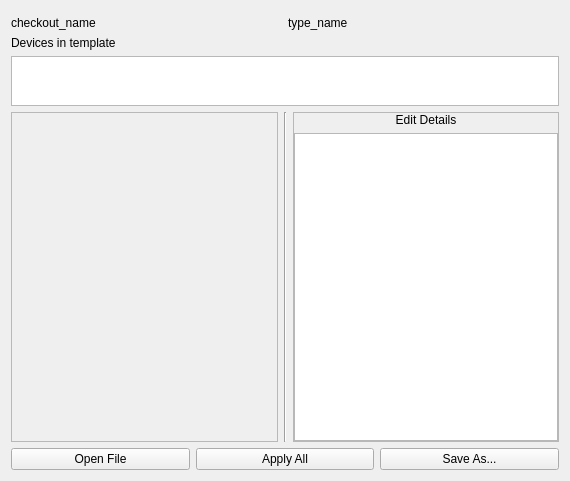
The window that atef/ui/fill_template_page.ui (pcdshub/atef) describes before a commit, drawn with Qt 5.
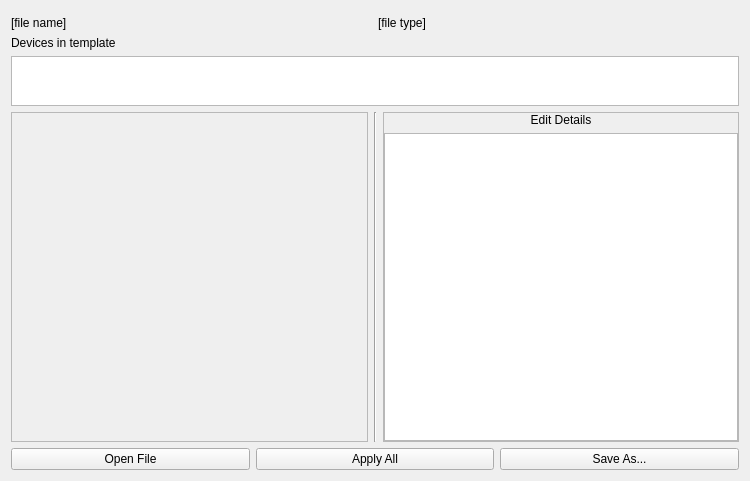
The same window after the commit.

Commit message: ENH/MNT: build out FillTemplatePage

```diff
--- a/atef/ui/fill_template_page.ui
+++ b/atef/ui/fill_template_page.ui
@@ -6,7 +6,7 @@
    <rect>
     <x>0</x>
     <y>0</y>
-    <width>570</width>
+    <width>750</width>
     <height>481</height>
    </rect>
   </property>
@@ -22,14 +22,14 @@
      <item>
       <widget class="QLabel" name="file_name_label">
        <property name="text">
-        <string>checkout_name</string>
+        <string>[file name]</string>
        </property>
       </widget>
      </item>
      <item>
       <widget class="QLabel" name="type_label">
        <property name="text">
-        <string>type_name</string>
+        <string>[file type]</string>
        </property>
       </widget>
      </item>
```
The commit also changes 3 other files.
